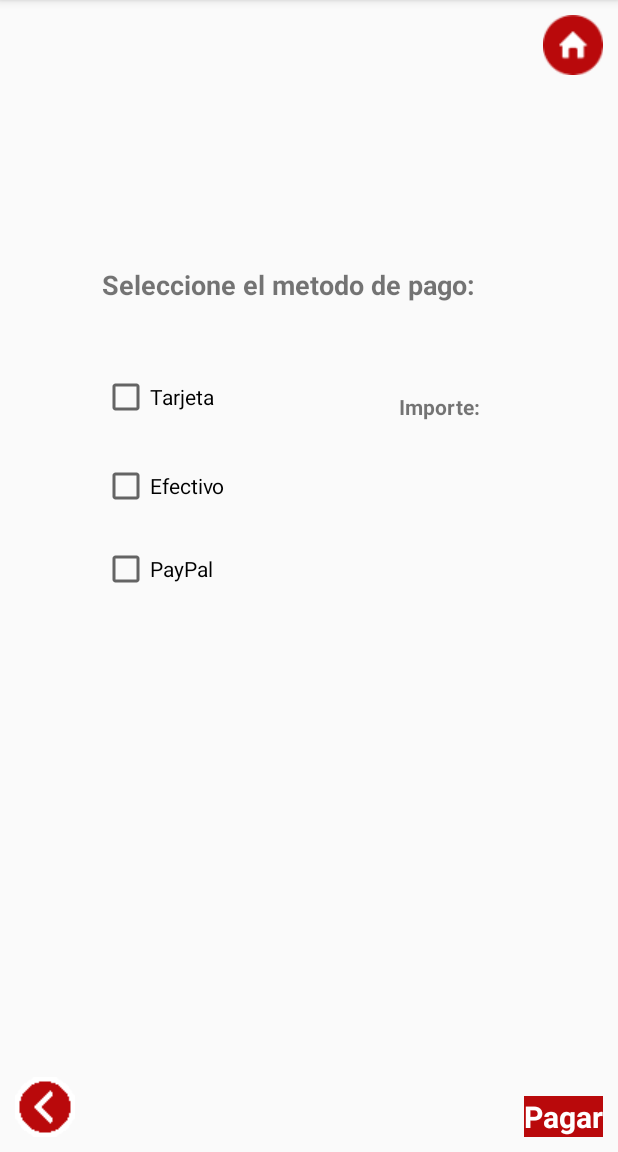
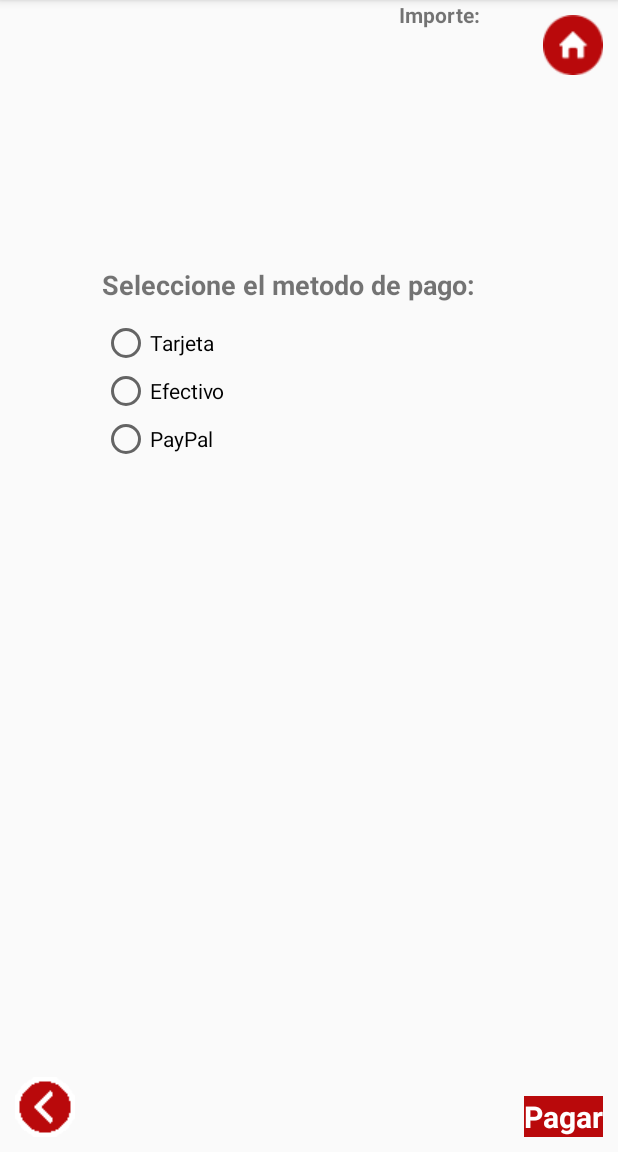
Before and after one commit to antbaeriv/practicaAndroid, an Android app: the MetodoPago screen opened directly, with no data from a screen before it, on a phone screen of 412 x 824 dp, the part 84-1236 px from its top. Run offline under Robolectric (Android 15) with nearby library versions, the phone set to English and light mode, and no system bars.

Commit message:
Cambio en el codigo de la actividad de confirmacion de metodo de pago

```diff
--- a/app/src/main/java/com/example/uno/practicaandroid/MetodoPago.java
+++ b/app/src/main/java/com/example/uno/practicaandroid/MetodoPago.java
@@ -4,17 +4,18 @@ import android.content.Intent;
 import android.os.Bundle;
 import android.support.v7.app.AppCompatActivity;
 import android.view.View;
-import android.widget.CheckBox;
+import android.widget.RadioButton;
+import android.widget.RadioGroup;
 import android.widget.TextView;
 import android.widget.Toast;
 
 public class MetodoPago extends AppCompatActivity {
     TextView lblProducto;
     TextView lblPrecio;
-    CheckBox chkTarjeta;
-    CheckBox chkEfectivo;
-    CheckBox chkPaypal;
-
+    RadioButton rbT;
+    RadioButton rbE;
+    RadioButton rbP;
+    RadioGroup radioGroup;
     String titulo;
     int cartel;
 
@@ -35,10 +36,10 @@ public class MetodoPago extends AppCompatActivity {
     public void inicializarUI(){
         lblPrecio = (TextView) findViewById(R.id.lbl5Precio);
         lblProducto = (TextView) findViewById(R.id.lbl5PeliculaAlquilada);
-        chkTarjeta = (CheckBox) findViewById(R.id.cbx5Pago1);
-        chkEfectivo = (CheckBox) findViewById(R.id.cbx5Pago2);
-        chkPaypal = (CheckBox) findViewById(R.id.cbx5Pago3);
-
+        rbT = (RadioButton) findViewById(R.id.rb5Tarjeta);
+        rbE = (RadioButton) findViewById(R.id.rb5Efectivo);
+        rbP = (RadioButton) findViewById(R.id.rb5Paypal);
+        radioGroup = (RadioGroup) findViewById(R.id.rg5Pago);
     }
 
     public void mostrarInicio(View v){
@@ -48,20 +49,22 @@ public class MetodoPago extends AppCompatActivity {
     }
 
     public void mostrarFinalizacionCompra(View v){
-        if(chkTarjeta.isChecked()){
+        Integer nombre=0;
+        Integer id;
+        if(rbT.isChecked() || rbE.isChecked() || rbP.isChecked()){
             Intent intento = new Intent(getApplicationContext(),ConfirmaCompra.class);
             intento.putExtra("titulo", lblProducto.getText());
             intento.putExtra("cartel", cartel);
-            startActivity(intento);
-        }else if(chkEfectivo.isChecked()) {
-            Intent intento = new Intent(getApplicationContext(), ConfirmaCompra.class);
-            intento.putExtra("titulo", lblProducto.getText());
-            intento.putExtra("cartel", cartel);
-            startActivity(intento);
-        }else if(chkEfectivo.isChecked()) {
-            Intent intento = new Intent(getApplicationContext(), ConfirmaCompra.class);
-            intento.putExtra("titulo", lblProducto.getText());
-            intento.putExtra("cartel", cartel);
+            id =radioGroup.getCheckedRadioButtonId();
+            if(id == rbT.getId()){
+                nombre = R.string.lbl5MetodoPago1;
+            }else if(id==rbE.getId()){
+                nombre=R.string.lbl5MetodoPago2;
+            }else if(id==rbP.getId()){
+                nombre=R.string.lbl5MetodoPago3;
+            }
+
+            intento.putExtra("pago",nombre.toString());
             startActivity(intento);
         }else{
             Toast.makeText(this,R.string.validez5Checkbox, Toast.LENGTH_SHORT).show();
--- a/app/src/main/res/layout-land/metodo_pago.xml
+++ b/app/src/main/res/layout-land/metodo_pago.xml
@@ -51,33 +51,37 @@
             android:textSize="18sp"
             android:textStyle="bold" />
 
-        <CheckBox
-            android:id="@+id/cbx5Pago1"
+        <RadioGroup
+            android:id="@+id/rg5Pago"
             android:layout_width="wrap_content"
             android:layout_height="wrap_content"
-            android:layout_alignBaseline="@+id/lbl5Importe"
-            android:layout_alignBottom="@+id/lbl5Importe"
-            android:layout_toEndOf="@+id/btn5Back"
-            android:text="@string/lbl5MetodoPago1" />
+            android:layout_alignStart="@+id/lbl5Seleccionar"
+            android:layout_alignTop="@+id/lbl5Importe"
+            android:orientation="horizontal">
 
-        <CheckBox
-            android:id="@+id/cbx5Pago2"
-            android:layout_width="wrap_content"
-            android:layout_height="wrap_content"
-            android:layout_alignBaseline="@+id/cbx5Pago1"
-            android:layout_alignBottom="@+id/cbx5Pago1"
-            android:layout_marginStart="19dp"
-            android:layout_toEndOf="@+id/cbx5Pago1"
-            android:text="@string/lbl5MetodoPago2" />
+            <RadioButton
+                android:id="@+id/rbTarjeta"
+                android:layout_width="100dp"
+                android:layout_height="wrap_content"
+                android:layout_weight="1"
+                android:text="@string/lbl5MetodoPago1" />
 
-        <CheckBox
-            android:id="@+id/cbx5Pago3"
-            android:layout_width="wrap_content"
-            android:layout_height="wrap_content"
-            android:layout_alignBaseline="@+id/lbl5Importe"
-            android:layout_alignBottom="@+id/lbl5Importe"
-            android:layout_centerHorizontal="true"
-            android:text="@string/lbl5MetodoPago3" />
+            <RadioButton
+                android:id="@+id/rbEfectivo"
+                android:layout_width="94dp"
+                android:layout_height="wrap_content"
+                android:layout_weight="1"
+                android:text="@string/lbl5MetodoPago2" />
+
+            <RadioButton
+                android:id="@+id/rbPaypal"
+                android:layout_width="96dp"
+                android:layout_height="wrap_content"
+                android:layout_alignEnd="@+id/lbl5Seleccionar"
+                android:layout_alignTop="@+id/rg5Pago"
+                android:layout_weight="1"
+                android:text="@string/lbl5MetodoPago3" />
+        </RadioGroup>
 
         <TextView
             android:id="@+id/lbl5Importe"
@@ -94,8 +98,8 @@
             android:id="@+id/lbl5Precio"
             android:layout_width="75dp"
             android:layout_height="20dp"
-            android:layout_alignStart="@+id/lbl5Importe"
-            android:layout_below="@+id/cbx5Pago3" />
+            android:layout_above="@+id/btn5Back"
+            android:layout_alignStart="@+id/lbl5Importe" />
 
         <Button
             android:id="@+id/btn5Pagar"
--- a/app/src/main/res/layout-land/seleccion_genero.xml
+++ b/app/src/main/res/layout-land/seleccion_genero.xml
@@ -26,6 +26,7 @@
 
         <Spinner
             android:id="@+id/spn2Generos"
+            android:spinnerMode="dialog"
             android:layout_width="200dp"
             android:layout_height="wrap_content"
             android:layout_centerHorizontal="true"
--- a/app/src/main/res/layout/metodo_pago.xml
+++ b/app/src/main/res/layout/metodo_pago.xml
@@ -45,33 +45,6 @@
             android:textSize="18sp"
             android:textStyle="bold" />
 
-        <CheckBox
-            android:id="@+id/cbx5Pago1"
-            android:layout_width="wrap_content"
-            android:layout_height="wrap_content"
-            android:layout_alignStart="@+id/lbl5Seleccionar"
-            android:layout_below="@+id/lbl5Seleccionar"
-            android:layout_marginTop="36dp"
-            android:text="@string/lbl5MetodoPago1" />
-
-        <CheckBox
-            android:id="@+id/cbx5Pago2"
-            android:layout_width="wrap_content"
-            android:layout_height="wrap_content"
-            android:layout_alignStart="@+id/cbx5Pago1"
-            android:layout_below="@+id/cbx5Pago1"
-            android:layout_marginTop="27dp"
-            android:text="@string/lbl5MetodoPago2" />
-
-        <CheckBox
-            android:id="@+id/cbx5Pago3"
-            android:layout_width="wrap_content"
-            android:layout_height="wrap_content"
-            android:layout_alignStart="@+id/cbx5Pago2"
-            android:layout_below="@+id/cbx5Pago2"
-            android:layout_marginTop="23dp"
-            android:text="@string/lbl5MetodoPago3" />
-
         <TextView
             android:id="@+id/lbl5Importe"
             android:layout_width="60dp"
@@ -106,5 +79,35 @@
             android:layout_centerHorizontal="true"
             android:layout_marginTop="21dp" />
 
+        <RadioGroup
+            android:id="@+id/rg5Pago"
+            android:layout_width="wrap_content"
+            android:layout_height="wrap_content"
+            android:layout_alignStart="@+id/lbl5Seleccionar"
+            android:layout_below="@+id/lbl5Seleccionar">
+
+            <RadioButton
+                android:id="@+id/rb5Tarjeta"
+                android:layout_width="wrap_content"
+                android:layout_height="wrap_content"
+                android:layout_weight="1"
+                android:text="@string/lbl5MetodoPago1" />
+
+            <RadioButton
+                android:id="@+id/rb5Efectivo"
+                android:layout_width="wrap_content"
+                android:layout_height="wrap_content"
+                android:layout_weight="1"
+                android:text="@string/lbl5MetodoPago2" />
+
+            <RadioButton
+                android:id="@+id/rb5Paypal"
+                android:layout_width="wrap_content"
+                android:layout_height="wrap_content"
+                android:layout_weight="1"
+                android:text="@string/lbl5MetodoPago3" />
+
+        </RadioGroup>
+
     </RelativeLayout>
 </android.support.constraint.ConstraintLayout>
```
